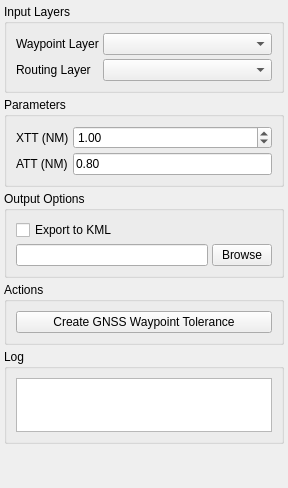
First picture: the form in Q_Pansopy/ui/pbn/qpansopy_gnss_waypoint_dockwidget.ui, repository FLYGHT7/qpansopy, before the edit.
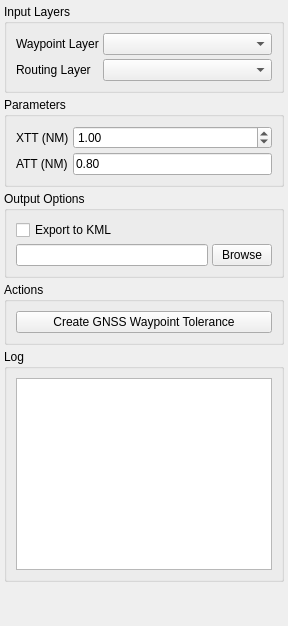
Second picture: the form after the edit. Custom widgets are drawn as their Qt base class.

```diff
--- a/Q_Pansopy/ui/pbn/qpansopy_gnss_waypoint_dockwidget.ui
+++ b/Q_Pansopy/ui/pbn/qpansopy_gnss_waypoint_dockwidget.ui
@@ -215,7 +215,7 @@
     <item>
      <widget class="QGroupBox" name="logGroup">
       <property name="sizePolicy">
-       <sizepolicy hsizetype="Preferred" vsizetype="Fixed">
+       <sizepolicy hsizetype="Preferred" vsizetype="Preferred">
         <horstretch>0</horstretch>
         <verstretch>0</verstretch>
        </sizepolicy>
@@ -223,12 +223,6 @@
       <property name="title">
        <string>Log</string>
       </property>
-      <property name="maximumSize">
-       <size>
-        <width>16777215</width>
-        <height>95</height>
-       </size>
-      </property>
       <layout class="QVBoxLayout" name="logLayout">
        <property name="spacing">
         <number>2</number>
```
Left out of the diff: 3 changed lines with no effect on the pictures.
